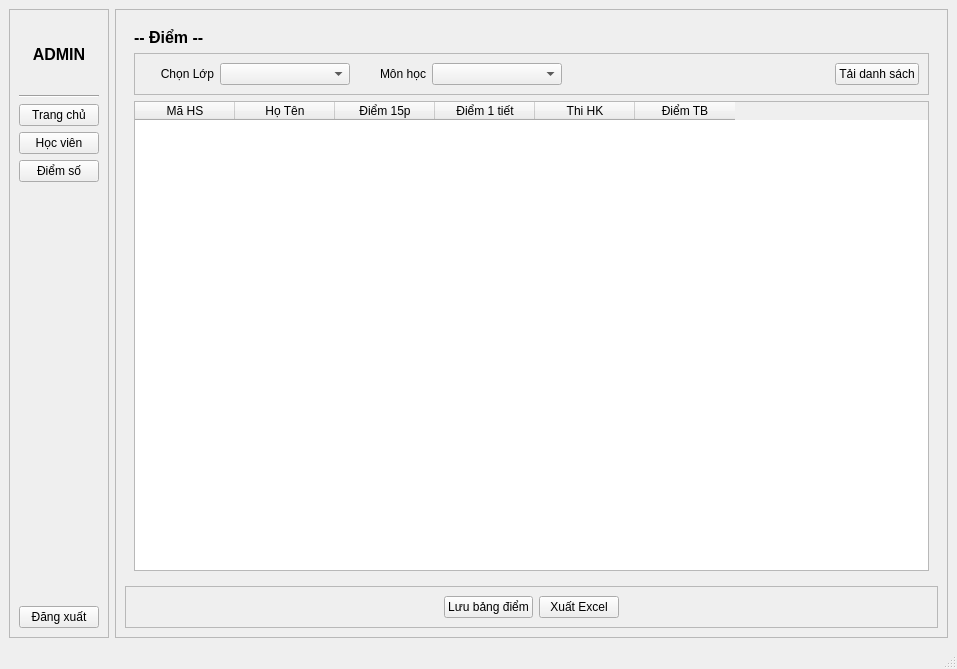
LODNight/QT_school_lms, file ui/admin.ui: the form before one commit.
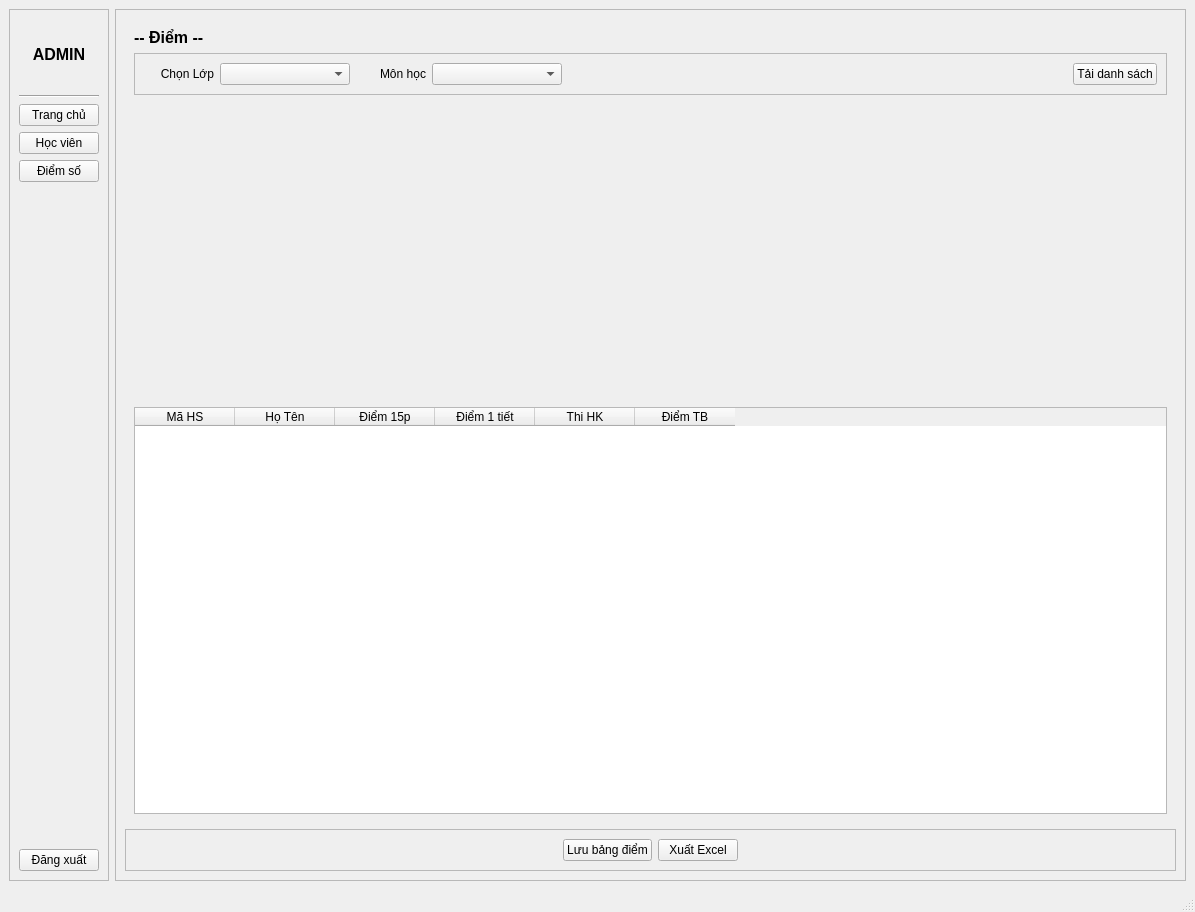
The form after the commit.

Commit message: Thêm docstring vào các hàm

Patch:
```diff
--- a/ui/admin.ui
+++ b/ui/admin.ui
@@ -6,8 +6,8 @@
    <rect>
     <x>0</x>
     <y>0</y>
-    <width>957</width>
-    <height>669</height>
+    <width>1195</width>
+    <height>912</height>
    </rect>
   </property>
   <property name="windowTitle">
@@ -312,6 +312,16 @@
              </layout>
             </widget>
            </item>
+           <item>
+            <widget class="QWidget" name="widgetChart" native="true">
+             <property name="minimumSize">
+              <size>
+               <width>400</width>
+               <height>300</height>
+              </size>
+             </property>
+            </widget>
+           </item>
            <item>
             <widget class="QTableWidget" name="tableScores">
              <column>
```
The commit also changes 1 other file.
